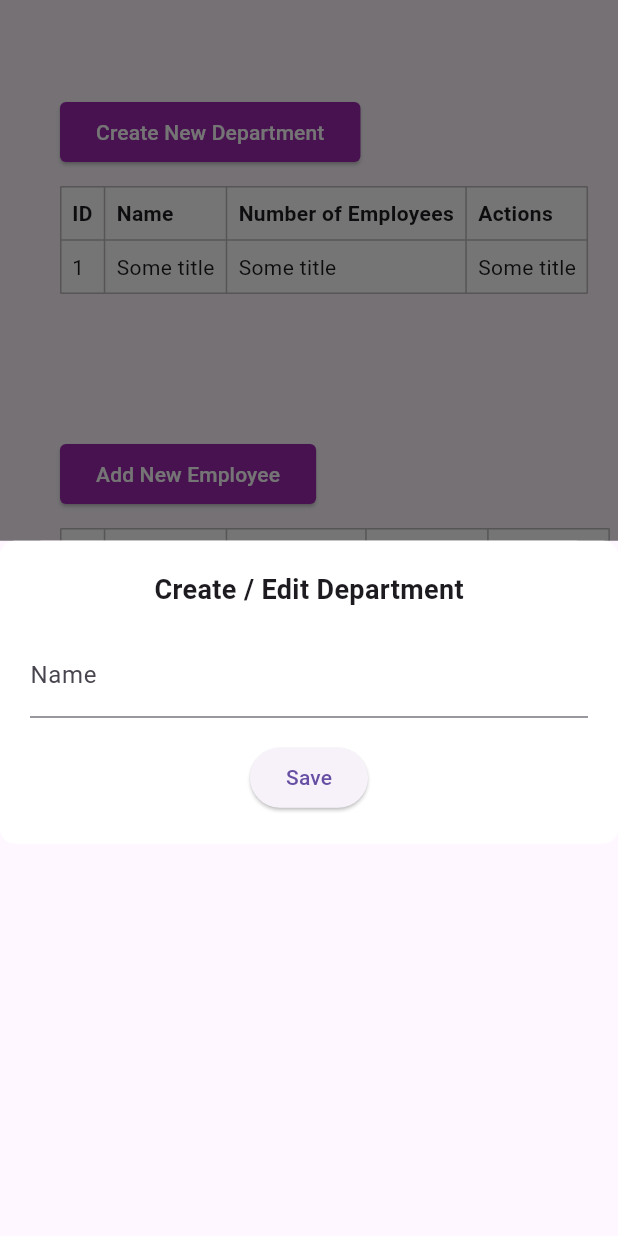
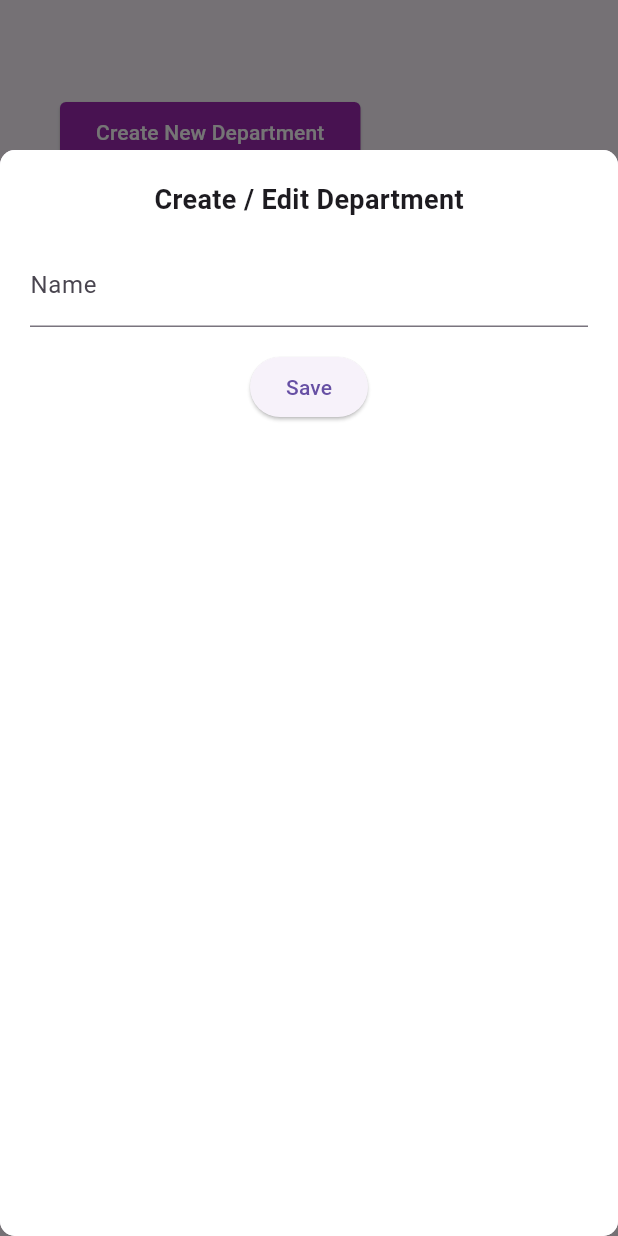
Before and after one commit to ShinanTc/flutter-assignment, a Flutter app: the screen it shows after launch, after a tap on "Create New Department", on a phone screen of 412 x 824 dp. Run offline on Flutter 3.47's test engine with Material 3 defaults, Android fonts, the phone set to English and light mode, and no system bars.

Commit message:
create department modal border has been curved

```diff
--- a/lib/ui/modals/create_edit_department_modal.dart
+++ b/lib/ui/modals/create_edit_department_modal.dart
@@ -5,9 +5,12 @@ class CreateEditDepartmentModal extends StatelessWidget {
 
   @override
   Widget build(BuildContext context) {
-    return Scaffold(
-      body: SingleChildScrollView(
+    // for getting the screen height (used for making the modal to take majority of the screen height)
+    final screenHeight = (MediaQuery.of(context).size.height) - 100;
+
+    return SingleChildScrollView(
       child: Container(
+        height: screenHeight,
         padding: const EdgeInsets.all(20),
         decoration: BoxDecoration(
           color: Colors.white,
@@ -40,7 +43,6 @@ class CreateEditDepartmentModal extends StatelessWidget {
           ],
         ),
       ),
-      ),
     );
   }
 }
--- a/lib/ui/screens/home_screen.dart
+++ b/lib/ui/screens/home_screen.dart
@@ -1,12 +1,8 @@
 import 'package:flutter/material.dart';
-
 import '../../ui/utils/custom_button.dart';
-
 import '../../values/values.dart';
-
 import '../utils/tables/department_table.dart';
 import '../utils/tables/employee_table.dart';
-
 import '../modals/create_edit_department_modal.dart';
 
 class HomeScreen extends StatelessWidget {
@@ -26,6 +22,10 @@ class HomeScreen extends StatelessWidget {
                 onPressed: () {
                   showModalBottomSheet(
                     context: context,
+                    isScrollControlled: true,
+                    shape: RoundedRectangleBorder(
+                      borderRadius: BorderRadius.circular(10),
+                    ),
                     builder: (BuildContext context) {
                       return const CreateEditDepartmentModal();
                     },
```
Lines whose indentation alone changed are shown as unchanged.
